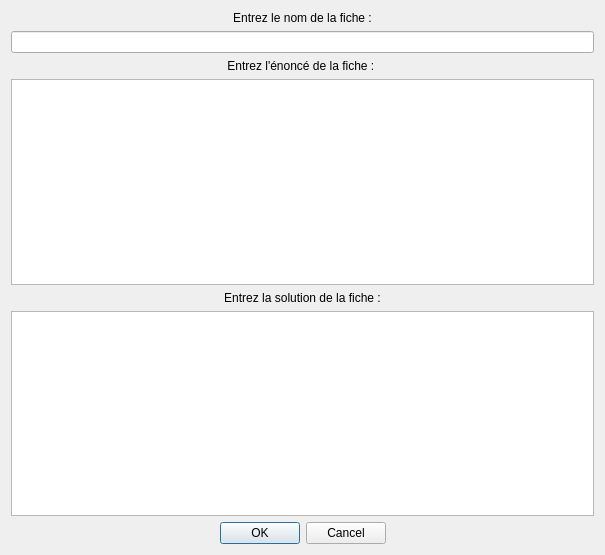
First picture: the form in interface/interface_graph3.ui, repository SandyTaillan/projet-python-exercice1, before the edit.
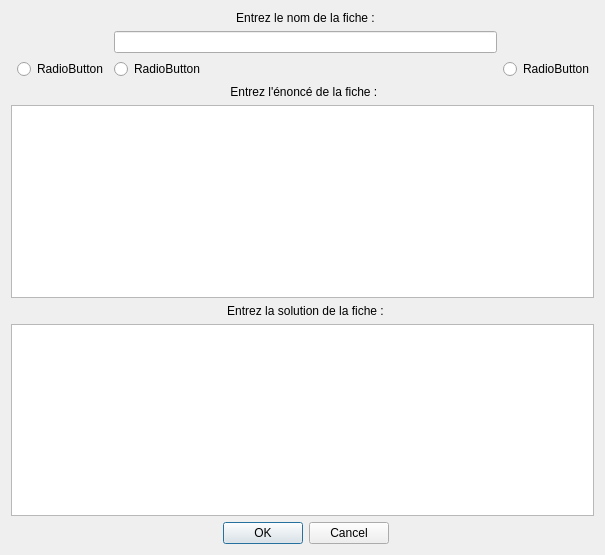
Second picture: the form after the edit.

Commit message: Correction des principaux bugs lors de la création d'une fiche

The edit to the form file:
```diff
--- a/interface/interface_graph3.ui
+++ b/interface/interface_graph3.ui
@@ -16,34 +16,14 @@
   <property name="modal">
    <bool>true</bool>
   </property>
-  <layout class="QVBoxLayout" name="verticalLayout">
-   <item>
-    <widget class="QLabel" name="la_nomfich2">
-     <property name="text">
-      <string>Entrez le nom de la fiche :</string>
-     </property>
-     <property name="alignment">
-      <set>Qt::AlignCenter</set>
-     </property>
-    </widget>
-   </item>
-   <item>
+  <layout class="QGridLayout" name="gridLayout">
+   <item row="3" column="2">
     <widget class="QLineEdit" name="le_nomfich2"/>
    </item>
-   <item>
-    <widget class="QLabel" name="la_enonce2">
-     <property name="text">
-      <string>Entrez l'énoncé de la fiche : </string>
-     </property>
-     <property name="alignment">
-      <set>Qt::AlignCenter</set>
-     </property>
-    </widget>
+   <item row="10" column="0" colspan="4">
+    <widget class="QTextEdit" name="le_soluce2"/>
    </item>
-   <item>
-    <widget class="QTextEdit" name="le_enonce2"/>
-   </item>
-   <item>
+   <item row="8" column="2">
     <widget class="QLabel" name="la_soluce2">
      <property name="text">
       <string>Entrez la solution de la fiche :</string>
@@ -53,10 +33,51 @@
      </property>
     </widget>
    </item>
-   <item>
-    <widget class="QTextEdit" name="le_soluce2"/>
+   <item row="7" column="0" colspan="4">
+    <widget class="QTextEdit" name="le_enonce2"/>
    </item>
-   <item>
+   <item row="5" column="2">
+    <widget class="QLabel" name="la_enonce2">
+     <property name="text">
+      <string>Entrez l'énoncé de la fiche : </string>
+     </property>
+     <property name="alignment">
+      <set>Qt::AlignCenter</set>
+     </property>
+    </widget>
+   </item>
+   <item row="4" column="2">
+    <widget class="QRadioButton" name="radbout_debut1">
+     <property name="text">
+      <string>RadioButton</string>
+     </property>
+    </widget>
+   </item>
+   <item row="2" column="2">
+    <widget class="QLabel" name="la_nomfich2">
+     <property name="text">
+      <string>Entrez le nom de la fiche :</string>
+     </property>
+     <property name="alignment">
+      <set>Qt::AlignCenter</set>
+     </property>
+    </widget>
+   </item>
+   <item row="4" column="1">
+    <widget class="QRadioButton" name="radbout_interme1">
+     <property name="text">
+      <string>RadioButton</string>
+     </property>
+    </widget>
+   </item>
+   <item row="4" column="3">
+    <widget class="QRadioButton" name="radbout_expert1">
+     <property name="text">
+      <string>RadioButton</string>
+     </property>
+    </widget>
+   </item>
+   <item row="11" column="2">
     <widget class="QDialogButtonBox" name="buttonBox">
      <property name="orientation">
       <enum>Qt::Horizontal</enum>
```
The commit also changes 16 other files.
